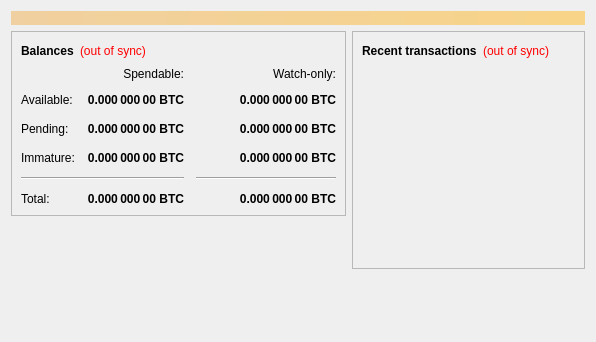
Before: the Qt Designer form src/qt/forms/overviewpage.ui in truthcoin/truthcoin-cpp, drawn with Qt 5.
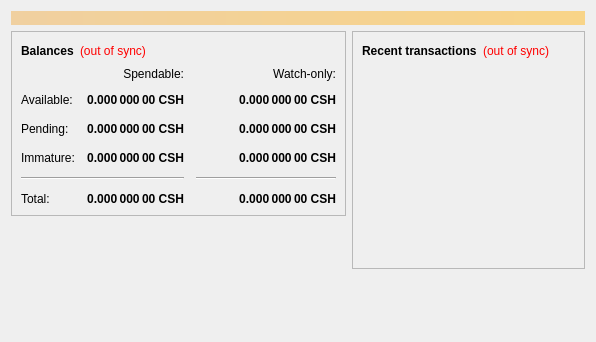
After: the same form once the commit is applied.

What changed in the file:
```diff
--- a/src/qt/forms/overviewpage.ui
+++ b/src/qt/forms/overviewpage.ui
@@ -112,7 +112,7 @@
                <string>Unconfirmed transactions to watch-only addresses</string>
               </property>
               <property name="text">
-               <string notr="true">0.000 000 00 BTC</string>
+               <string notr="true">0.000 000 00 CSH</string>
               </property>
               <property name="alignment">
                <set>Qt::AlignRight|Qt::AlignTrailing|Qt::AlignVCenter</set>
@@ -137,7 +137,7 @@
                <string>Total of transactions that have yet to be confirmed, and do not yet count toward the spendable balance</string>
               </property>
               <property name="text">
-               <string notr="true">0.000 000 00 BTC</string>
+               <string notr="true">0.000 000 00 CSH</string>
               </property>
               <property name="alignment">
                <set>Qt::AlignRight|Qt::AlignTrailing|Qt::AlignVCenter</set>
@@ -162,7 +162,7 @@
                <string>Mined balance in watch-only addresses that has not yet matured</string>
               </property>
               <property name="text">
-               <string notr="true">0.000 000 00 BTC</string>
+               <string notr="true">0.000 000 00 CSH</string>
               </property>
               <property name="alignment">
                <set>Qt::AlignRight|Qt::AlignTrailing|Qt::AlignVCenter</set>
@@ -220,7 +220,7 @@
                <string>Mined balance that has not yet matured</string>
               </property>
               <property name="text">
-               <string notr="true">0.000 000 00 BTC</string>
+               <string notr="true">0.000 000 00 CSH</string>
               </property>
               <property name="alignment">
                <set>Qt::AlignRight|Qt::AlignTrailing|Qt::AlignVCenter</set>
@@ -265,7 +265,7 @@
                <string>Your current total balance</string>
               </property>
               <property name="text">
-               <string notr="true">0.000 000 00 BTC</string>
+               <string notr="true">0.000 000 00 CSH</string>
               </property>
               <property name="alignment">
                <set>Qt::AlignRight|Qt::AlignTrailing|Qt::AlignVCenter</set>
@@ -290,7 +290,7 @@
                <string>Current total balance in watch-only addresses</string>
               </property>
               <property name="text">
-               <string notr="true">0.000 000 00 BTC</string>
+               <string notr="true">0.000 000 00 CSH</string>
               </property>
               <property name="alignment">
                <set>Qt::AlignRight|Qt::AlignTrailing|Qt::AlignVCenter</set>
@@ -332,7 +332,7 @@
                <string>Your current spendable balance</string>
               </property>
               <property name="text">
-               <string notr="true">0.000 000 00 BTC</string>
+               <string notr="true">0.000 000 00 CSH</string>
               </property>
               <property name="alignment">
                <set>Qt::AlignRight|Qt::AlignTrailing|Qt::AlignVCenter</set>
@@ -357,7 +357,7 @@
                <string>Your current balance in watch-only addresses</string>
               </property>
               <property name="text">
-               <string notr="true">0.000 000 00 BTC</string>
+               <string notr="true">0.000 000 00 CSH</string>
               </property>
               <property name="alignment">
                <set>Qt::AlignRight|Qt::AlignTrailing|Qt::AlignVCenter</set>
```
